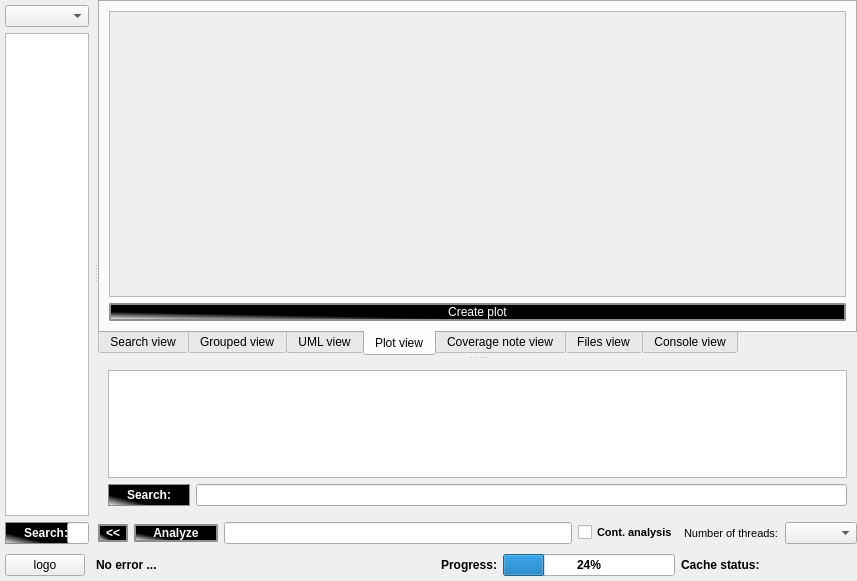
Before: the Qt Designer form dltmessageanalyzerplugin/src/plugin/src/form.ui in svlad-90/DLT-Message-Analyzer, drawn with Qt 5.
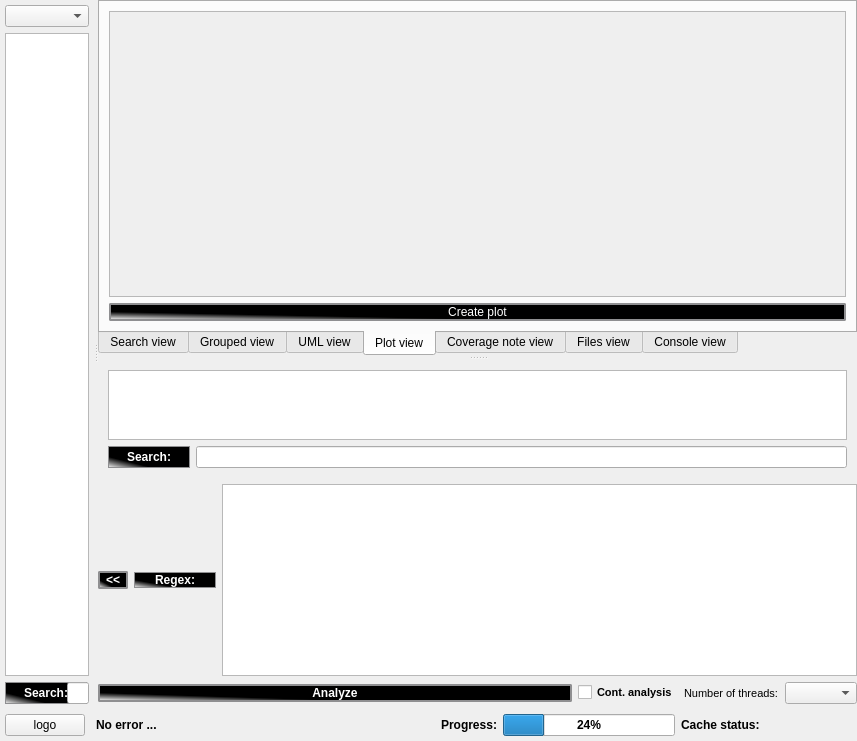
After: the same form once the commit is applied. The open tabs and pages were chosen to show the change. Custom widgets are drawn as their Qt base class.

```diff
--- a/dltmessageanalyzerplugin/src/plugin/src/form.ui
+++ b/dltmessageanalyzerplugin/src/plugin/src/form.ui
@@ -7,7 +7,7 @@
     <x>0</x>
     <y>0</y>
     <width>857</width>
-    <height>581</height>
+    <height>612</height>
    </rect>
   </property>
   <property name="sizePolicy">
@@ -1046,12 +1046,20 @@
         </widget>
        </item>
        <item>
-        <layout class="QHBoxLayout" name="triggerButtonsLayout">
-         <property name="spacing">
-          <number>6</number>
+        <layout class="QVBoxLayout" name="verticalTriggerLayout">
+         <property name="leftMargin">
+          <number>0</number>
          </property>
-         <property name="sizeConstraint">
-          <enum>QLayout::SetFixedSize</enum>
+         <property name="topMargin">
+          <number>0</number>
+         </property>
+         <item>
+          <layout class="QHBoxLayout" name="horizontalTriggerLayout_1">
+           <property name="leftMargin">
+            <number>0</number>
+           </property>
+           <property name="topMargin">
+            <number>0</number>
          </property>
          <item>
           <widget class="QPushButton" name="hidePatterns">
@@ -1110,6 +1118,62 @@
           </widget>
          </item>
          <item>
+            <widget class="QLabel" name="label_2">
+             <property name="sizePolicy">
+              <sizepolicy hsizetype="Fixed" vsizetype="Fixed">
+               <horstretch>0</horstretch>
+               <verstretch>0</verstretch>
+              </sizepolicy>
+             </property>
+             <property name="font">
+              <font>
+               <weight>75</weight>
+               <bold>true</bold>
+              </font>
+             </property>
+             <property name="styleSheet">
+              <string notr="true">QLabel {
+    border: 1px solid #8f8f91;
+    background-color: qlineargradient(spread:pad, x1:0.259, y1:0.720909, x2:0, y2:1, stop:0 rgba(0, 0, 0, 255), stop:1 rgba(255, 255, 255, 255));
+    min-width: 80px;
+	color: rgb(255, 255, 255);
+}</string>
+             </property>
+             <property name="text">
+              <string>Regex:</string>
+             </property>
+             <property name="alignment">
+              <set>Qt::AlignCenter</set>
+             </property>
+            </widget>
+           </item>
+           <item>
+            <widget class="CRegexHistoryTextEdit" name="regex">
+             <property name="sizePolicy">
+              <sizepolicy hsizetype="Minimum" vsizetype="Fixed">
+               <horstretch>190</horstretch>
+               <verstretch>0</verstretch>
+              </sizepolicy>
+             </property>
+             <property name="maximumSize">
+              <size>
+               <width>16777215</width>
+               <height>16777215</height>
+              </size>
+             </property>
+             <property name="contextMenuPolicy">
+              <enum>Qt::CustomContextMenu</enum>
+             </property>
+            </widget>
+           </item>
+          </layout>
+         </item>
+         <item>
+          <layout class="QHBoxLayout" name="horizontalTriggerLayout_2">
+           <property name="sizeConstraint">
+            <enum>QLayout::SetFixedSize</enum>
+           </property>
+           <item>
           <widget class="QPushButton" name="analyze">
            <property name="sizePolicy">
             <sizepolicy hsizetype="Minimum" vsizetype="Fixed">
@@ -1158,25 +1222,6 @@
            </property>
           </widget>
          </item>
-         <item>
-          <widget class="CRegexHistoryLineEdit" name="regex">
-           <property name="sizePolicy">
-            <sizepolicy hsizetype="Minimum" vsizetype="Fixed">
-             <horstretch>190</horstretch>
-             <verstretch>0</verstretch>
-            </sizepolicy>
-           </property>
-           <property name="maximumSize">
-            <size>
-             <width>16777215</width>
-             <height>16777215</height>
-            </size>
-           </property>
-           <property name="contextMenuPolicy">
-            <enum>Qt::CustomContextMenu</enum>
-           </property>
-          </widget>
-         </item>
          <item>
           <widget class="QCheckBox" name="continuousAnalysis">
            <property name="sizePolicy">
@@ -1233,6 +1278,8 @@
         </layout>
        </item>
       </layout>
+       </item>
+      </layout>
      </widget>
     </widget>
    </item>
@@ -1435,9 +1482,9 @@
    <container>1</container>
   </customwidget>
   <customwidget>
-   <class>CRegexHistoryLineEdit</class>
-   <extends>QLineEdit</extends>
-   <header>components/regexHistory/api/CRegexHistoryLineEdit.hpp</header>
+   <class>CRegexHistoryTextEdit</class>
+   <extends>QTextEdit</extends>
+   <header>components/regexHistory/api/CRegexHistoryTextEdit.hpp</header>
   </customwidget>
  </customwidgets>
  <resources/>
```
Left out of the diff: 2 changed lines with no effect on the pictures. Lines whose indentation alone changed are shown as unchanged.
